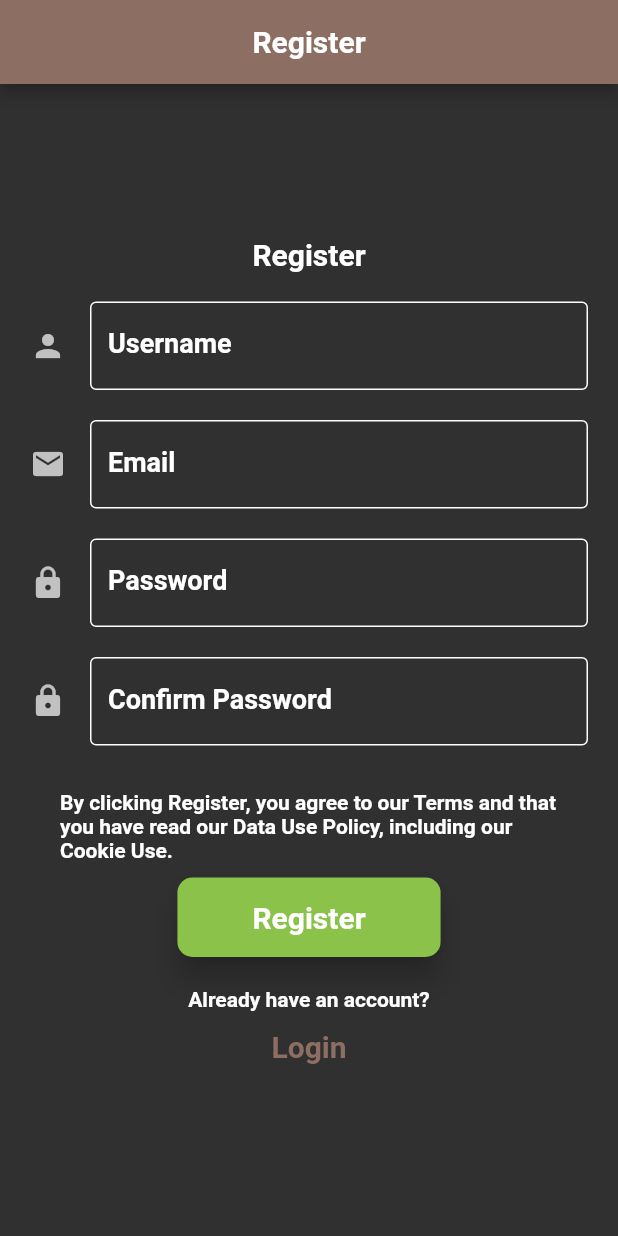
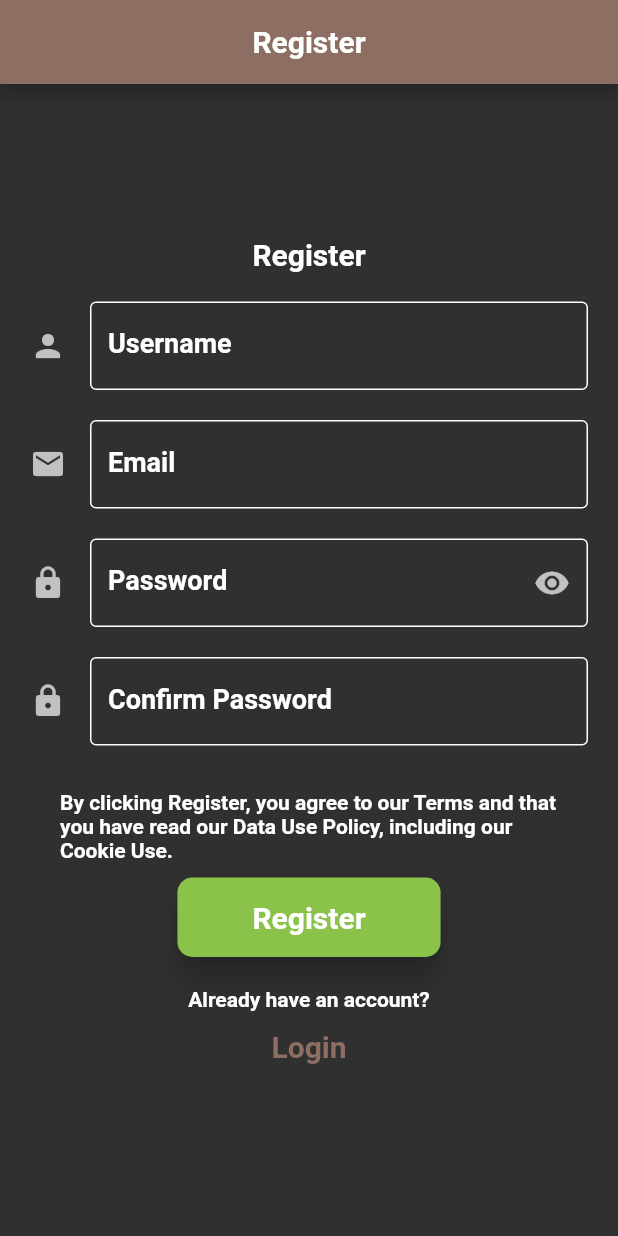
Before and after one commit to sachin96Boy/MGHotel-MobileApp, a Flutter app: the screen it shows after launch, on a phone screen of 412 x 824 dp. Run offline on Flutter 3.47's test engine with Material 2 defaults, Android fonts, the phone set to English and light mode, and no system bars.

Commit message:
update: obsecure text change based on suffixicon

```diff
--- a/lib/main.dart
+++ b/lib/main.dart
@@ -1,4 +1,5 @@
 import 'package:flutter/material.dart';
+import 'package:mymgstoreapp/pages/login_page.dart';
 import 'package:mymgstoreapp/pages/register_page.dart';
 
 void main() {
@@ -52,6 +53,10 @@ class MyApp extends StatelessWidget {
             ),
           )),
       home: const RegisterPage(),
+      routes: {
+        '/register': (context) => const RegisterPage(),
+        '/login': (context) => const LoginScreen(),
+      },
     );
   }
 }
--- a/lib/pages/register_page.dart
+++ b/lib/pages/register_page.dart
@@ -13,6 +13,8 @@ class _RegisterPageState extends State<RegisterPage> {
   String _email = '';
   String _password = '';
   String _confirmPassword = '';
+
+  bool _obscureText = true;
 
   final _formKey = GlobalKey<FormState>();
   void _submit() {
@@ -110,23 +112,35 @@ class _RegisterPageState extends State<RegisterPage> {
                     ),
                     const SizedBox(height: 20.0),
                     TextFormField(
-                      decoration: const InputDecoration(
+                      decoration: InputDecoration(
                         labelText: 'Password',
                         hintText: 'Enter your password',
-                        labelStyle: TextStyle(
+                        labelStyle: const TextStyle(
                           color: Colors.white,
                           fontSize: 18,
                           fontWeight: FontWeight.bold,
                         ),
-                        icon: Icon(Icons.lock),
-                        enabledBorder: OutlineInputBorder(
+                        icon: const Icon(Icons.lock),
+                        suffixIcon: GestureDetector(
+                          onTap: () {
+                            setState(() {
+                              _obscureText = !_obscureText;
+                            });
+                          },
+                          child: Icon(
+                            _obscureText
+                                ? Icons.visibility
+                                : Icons.visibility_off,
+                          ),
+                        ),
+                        enabledBorder: const OutlineInputBorder(
                           borderSide: BorderSide(color: Colors.white),
                         ),
-                        focusedBorder: OutlineInputBorder(
+                        focusedBorder: const OutlineInputBorder(
                           borderSide: BorderSide(color: Colors.lightGreen),
                         ),
                       ),
-                      obscureText: true,
+                      obscureText: _obscureText,
                       validator: (value) {
                         if (value == null) {
                           return 'Please enter your password';
@@ -216,11 +230,7 @@ class _RegisterPageState extends State<RegisterPage> {
                     ),
                     TextButton(
                       onPressed: () {
-                        Navigator.push(
-                          context,
-                          MaterialPageRoute(
-                              builder: (context) => const LoginScreen()),
-                        );
+                        Navigator.pushReplacementNamed(context, '/login');
                       },
                       style: TextButton.styleFrom(
                         textStyle: const TextStyle(
```
Also changed, not shown: lib/pages/login_page.dart (+114 -1 lines).
